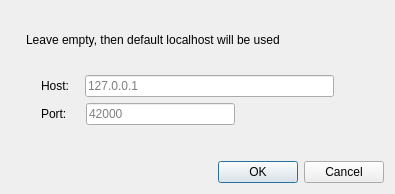
yedino/galaxy42, file src-gui/get_host_info.ui: the form before one commit.
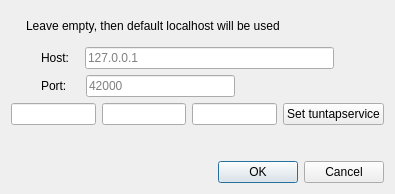
The form after the commit.

```diff
--- a/src-gui/get_host_info.ui
+++ b/src-gui/get_host_info.ui
@@ -179,6 +179,30 @@
      </item>
     </layout>
    </item>
+   <item>
+    <layout class="QHBoxLayout" name="horizontalLayout_5">
+     <item>
+      <widget class="QLineEdit" name="tuntapPathLine"/>
+     </item>
+     <item>
+      <widget class="QLineEdit" name="sudoScriptLine">
+       <property name="text">
+        <string/>
+       </property>
+      </widget>
+     </item>
+     <item>
+      <widget class="QLineEdit" name="tuntapLine"/>
+     </item>
+     <item>
+      <widget class="QPushButton" name="tuntapBtn">
+       <property name="text">
+        <string>Set tuntapservice</string>
+       </property>
+      </widget>
+     </item>
+    </layout>
+   </item>
    <item>
     <spacer name="verticalSpacer">
      <property name="orientation">
```
